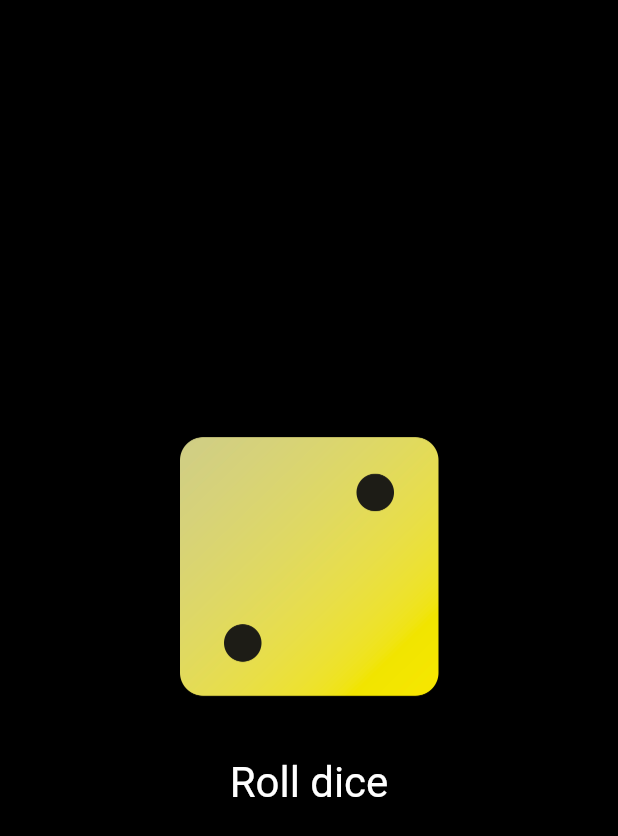
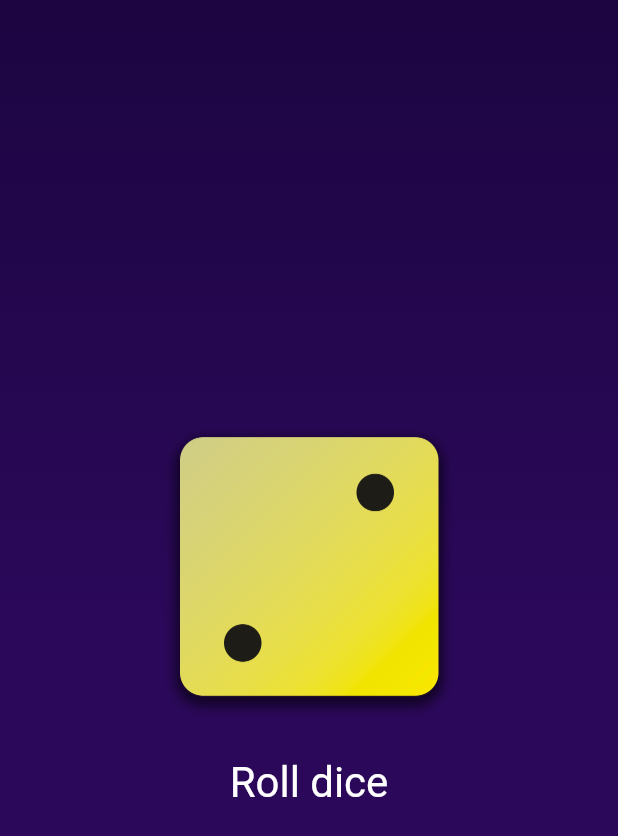
Before and after one commit to Ehtiram-Ullah/Udemy-Projects, a Flutter app: the screen it shows after launch, on a phone screen of 412 x 824 dp. Shown: the top 836 px of the screen. Run offline on Flutter 3.47's test engine with Material 3 defaults, Android fonts, the phone set to English and light mode, and no system bars.

Commit message:
Added comments to 'Roll dice' app

```diff
--- a/roll_dice/lib/my_own_gradient.dart
+++ b/roll_dice/lib/my_own_gradient.dart
@@ -4,14 +4,19 @@ import 'package:roll_dice/roll_dice.dart';
 class MyOwnGradientContainer extends StatelessWidget {
   const MyOwnGradientContainer(this.colors, {super.key});
 
+  //Another constructor other then the main constructor
   MyOwnGradientContainer.beautiful({super.key})
-      : colors = [Colors.black, const Color.fromARGB(255, 0, 0, 0)];
+      : colors = [
+          const Color.fromARGB(255, 28, 5, 65),
+          const Color.fromARGB(255, 43, 8, 90)
+        ];
   final List<Color> colors;
 
   @override
   build(context) {
     return Container(
         decoration: BoxDecoration(
+            //Gradient is used for using more then one color at a time
             gradient:
                 LinearGradient(colors: colors, begin: Alignment.topRight)),
         child: const Center(child: RollDice()));
--- a/roll_dice/lib/roll_dice.dart
+++ b/roll_dice/lib/roll_dice.dart
@@ -2,16 +2,20 @@ import 'package:flutter/material.dart';
 
 import 'dart:math';
 
+//Initializing Random
 final randomizer = Random();
 
+//Statful widget for managing state
 class RollDice extends StatefulWidget {
   const RollDice({super.key});
 
+  //Stateful have this abstract class which should be override
   @override
   State<RollDice> createState() => _RollDice();
 }
 
 class _RollDice extends State<RollDice> {
+  //Current dice is at number 2
   int currentDice = 2;
 
   void onCallBack() {
--- a/roll_dice/lib/styled_text.dart
+++ b/roll_dice/lib/styled_text.dart
@@ -1,5 +1,6 @@
 import 'package:flutter/material.dart';
 
+//[Not used] , Custom widget for showing text on the screen
 class StyledText extends StatelessWidget {
   final text;
   const StyledText({super.key, required this.text});
```
